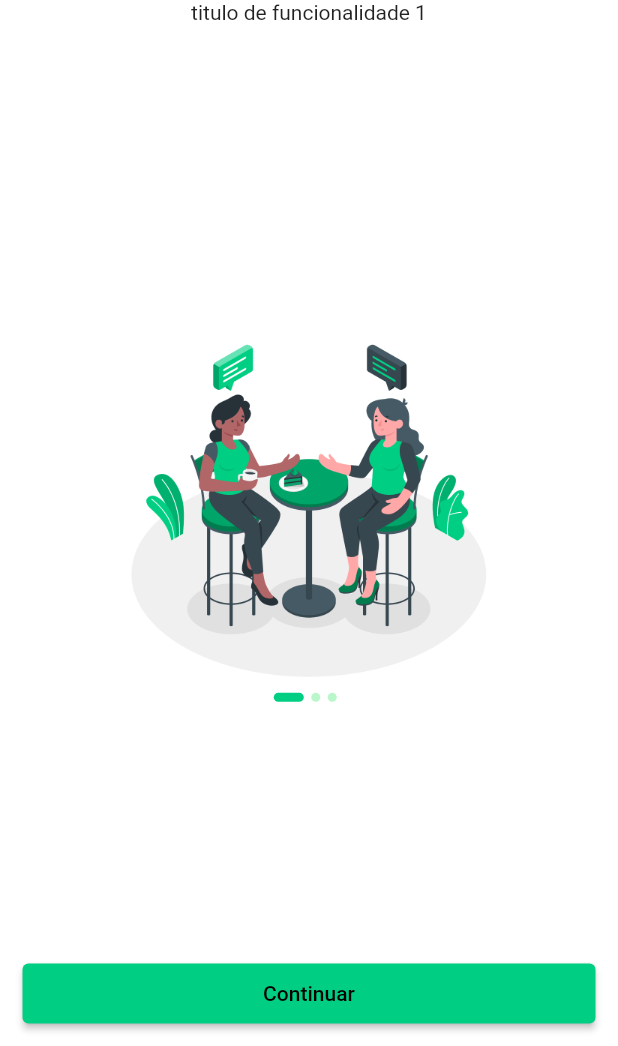
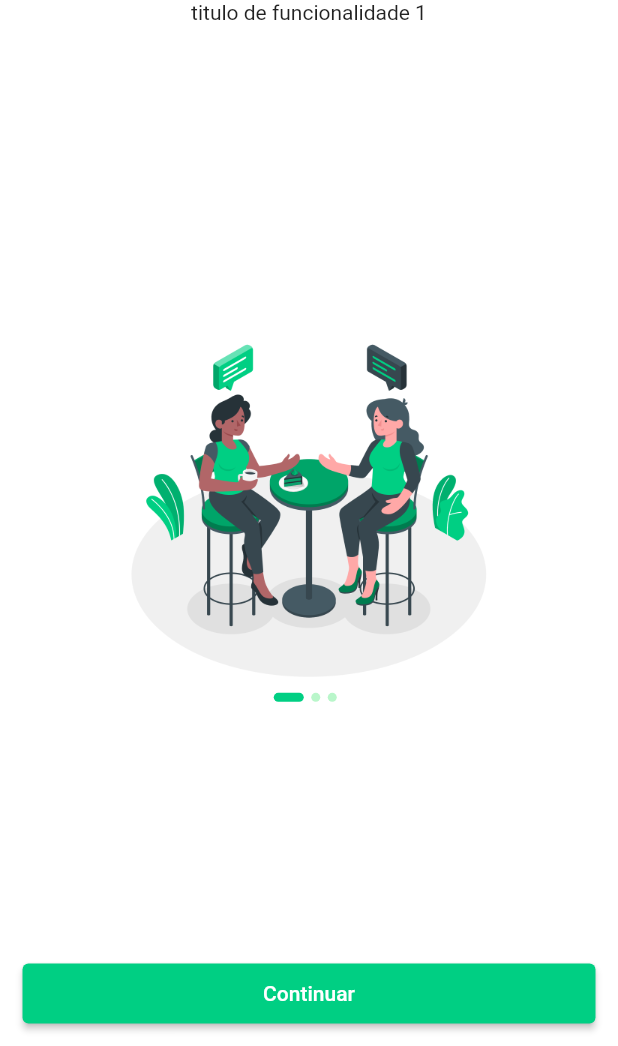
Before and after one commit to warleys14/chat_app, a Flutter app: the screen it shows after launch, on a phone screen of 412 x 824 dp, the part 190-1236 px from its top. Run offline on Flutter 3.47's test engine with Material 2 defaults, Android fonts, the phone set to English and light mode, and no system bars; our stand-ins replace cloud_firestore, firebase_core; accounts and stored records are empty.

Commit message:
button text color changed

```diff
--- a/lib/screens/onboarding/onboarding_body.dart
+++ b/lib/screens/onboarding/onboarding_body.dart
@@ -1,4 +1,7 @@
+import 'dart:ui';
+
 import 'package:chat_app/constants.dart';
+import 'package:chat_app/screens/auth_screen.dart';
 import 'package:chat_app/screens/chat_screen.dart';
 import 'package:chat_app/screens/onboarding/onboarding_content.dart';
 import 'package:flutter/material.dart';
@@ -67,9 +70,14 @@ class _BodyState extends State<Body> {
                           Navigator.pushReplacement(
                               context,
                               MaterialPageRoute(
-                                  builder: (context) => ChatScreen()));
+                                  builder: (context) => AuthScreen()));
                         },
-                        child: Text("Continuar"),
+                        child: Text(
+                          "Continuar",
+                          style: TextStyle(
+                            color: Colors.white,
+                          ),
+                        ),
                         style: ButtonStyle(
                             backgroundColor:
                                 MaterialStateProperty.all(primaryColor)),
```
Also changed, not shown: lib/widgets/auth_form.dart (+7 -1 lines).
